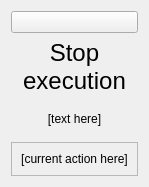
Jmgr/actiona, file executer/executionwindow.ui: the form before one commit.
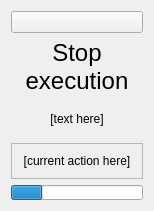
The form after the commit. Icons and pictures are not drawn.

Commit message: Executer - added a progress bar to the ExecutionWindow showing the timeout - added a progress bar for actions - adapted ActionReadBinaryFile & ActionWriteBinaryFile to use the progress bar

What changed in the file:
```diff
--- a/executer/executionwindow.ui
+++ b/executer/executionwindow.ui
@@ -6,8 +6,8 @@
    <rect>
     <x>0</x>
     <y>0</y>
-    <width>149</width>
-    <height>187</height>
+    <width>154</width>
+    <height>211</height>
    </rect>
   </property>
   <property name="windowTitle">
@@ -78,6 +78,22 @@
      </property>
     </widget>
    </item>
+   <item>
+    <widget class="QProgressBar" name="timeoutProgressBar">
+     <property name="maximumSize">
+      <size>
+       <width>16777215</width>
+       <height>15</height>
+      </size>
+     </property>
+     <property name="value">
+      <number>24</number>
+     </property>
+     <property name="format">
+      <string/>
+     </property>
+    </widget>
+   </item>
   </layout>
  </widget>
  <resources>
```
Left out of the diff: 4 changed lines with no effect on the pictures. The commit also changes 12 other files.
